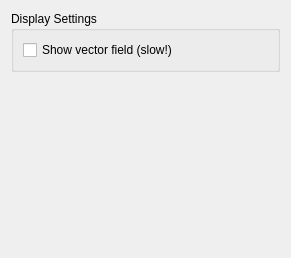
Before: the Qt Designer form discoveragewidget.ui in ruffsl/discoverage, drawn with Qt 5.
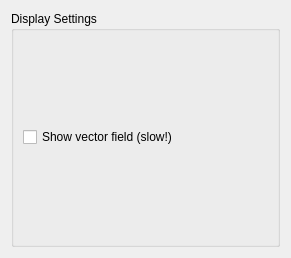
After: the same form once the commit is applied.

```diff
--- a/discoveragewidget.ui
+++ b/discoveragewidget.ui
@@ -30,19 +30,6 @@
      </layout>
     </widget>
    </item>
-   <item>
-    <spacer name="verticalSpacer">
-     <property name="orientation">
-      <enum>Qt::Vertical</enum>
-     </property>
-     <property name="sizeHint" stdset="0">
-      <size>
-       <width>20</width>
-       <height>169</height>
-      </size>
-     </property>
-    </spacer>
-   </item>
   </layout>
  </widget>
  <resources/>
```
